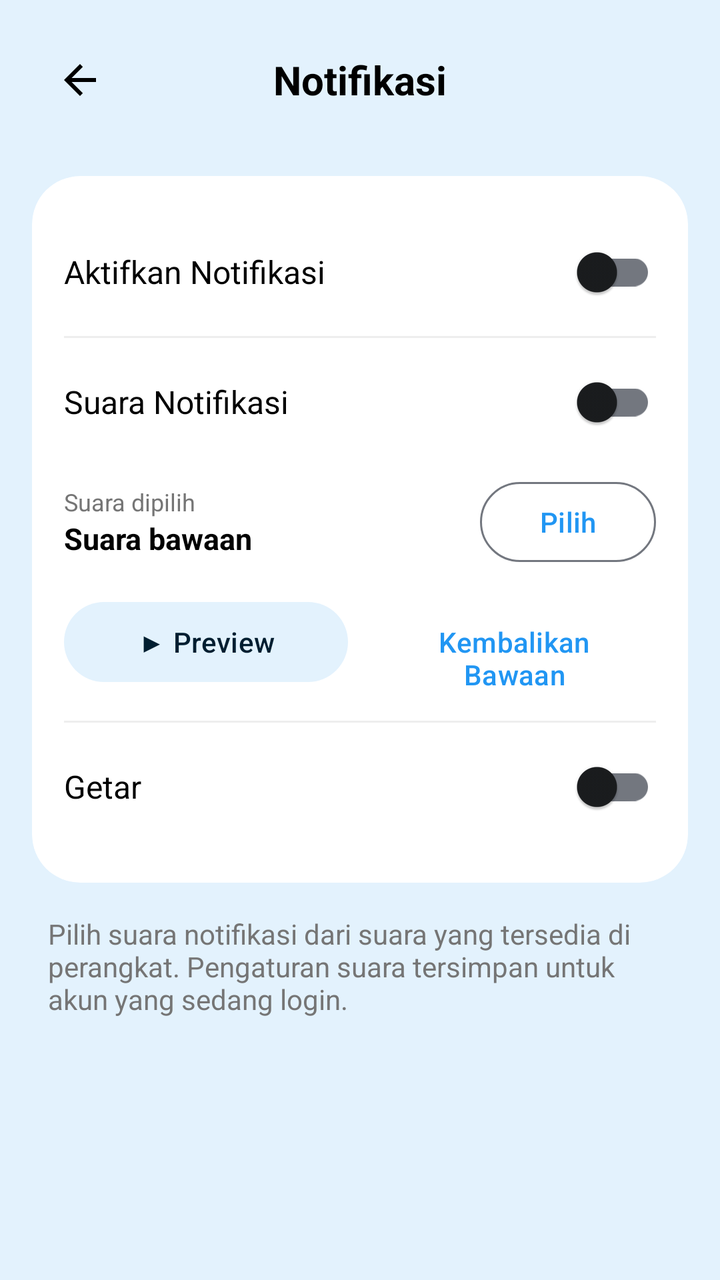
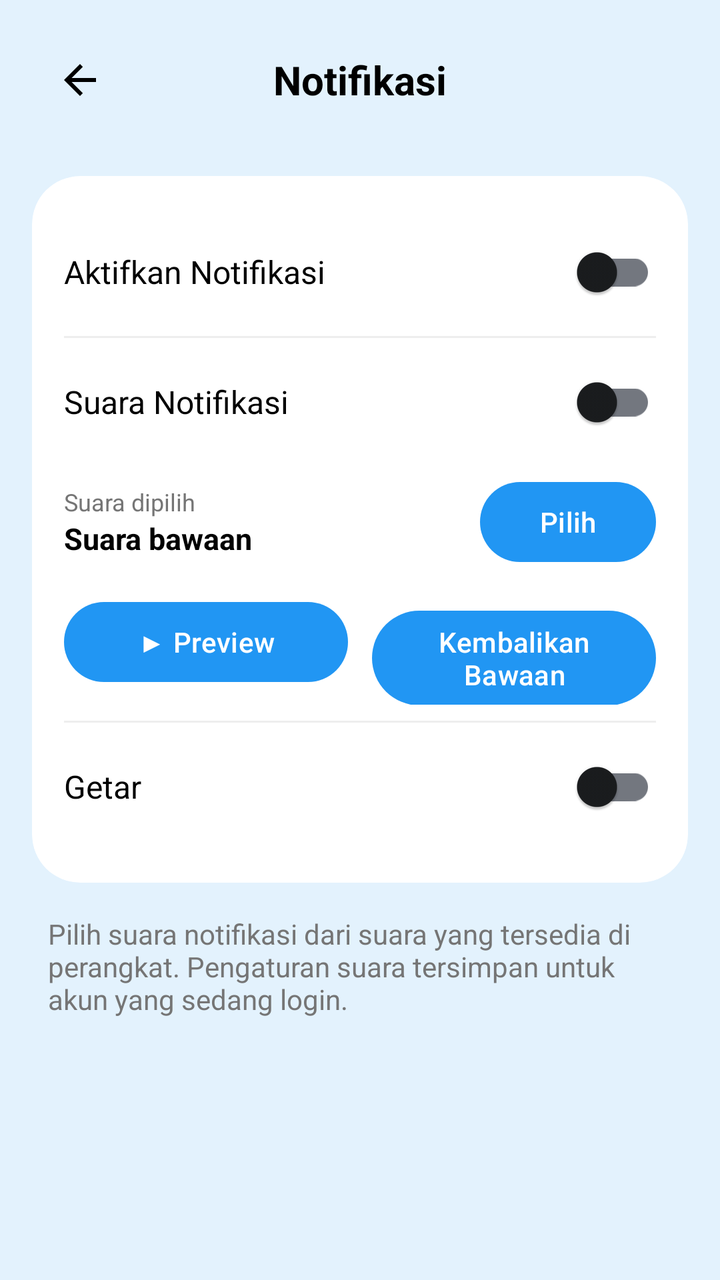

The first picture is an Android layout as it rendered before a commit; the second is the same layout after the commit. The layout source and the unified diff follow.
<!-- AndroidManifest.xml: application theme Theme.AQuadaily -->
<!-- res/layout/activity_notification_settings.xml -->
<?xml version="1.0" encoding="utf-8"?>
<ScrollView xmlns:android="http://schemas.android.com/apk/res/android"
    xmlns:app="http://schemas.android.com/apk/res-auto"
    android:layout_width="match_parent"
    android:layout_height="match_parent"
    android:background="#E3F2FD"
    android:fillViewport="true">

    <LinearLayout
        android:layout_width="match_parent"
        android:layout_height="wrap_content"
        android:orientation="vertical"
        android:padding="16dp">

        <RelativeLayout
            android:layout_width="match_parent"
            android:layout_height="wrap_content"
            android:layout_marginBottom="24dp">

            <ImageButton
                android:id="@+id/btnBack"
                android:layout_width="48dp"
                android:layout_height="48dp"
                android:background="?attr/selectableItemBackgroundBorderless"
                android:src="@drawable/ic_back"
                app:tint="@color/black" />

            <TextView
                android:layout_width="wrap_content"
                android:layout_height="wrap_content"
                android:layout_centerInParent="true"
                android:text="Notifikasi"
                android:textColor="@color/black"
                android:textSize="20sp"
                android:textStyle="bold" />
        </RelativeLayout>

        <androidx.cardview.widget.CardView
            android:layout_width="match_parent"
            android:layout_height="wrap_content"
            app:cardCornerRadius="24dp"
            app:cardElevation="0dp">

            <LinearLayout
                android:layout_width="match_parent"
                android:layout_height="wrap_content"
                android:orientation="vertical"
                android:padding="16dp">

                <RelativeLayout
                    android:layout_width="match_parent"
                    android:layout_height="wrap_content"
                    android:paddingVertical="8dp">

                    <TextView
                        android:layout_width="wrap_content"
                        android:layout_height="wrap_content"
                        android:layout_centerVertical="true"
                        android:text="Aktifkan Notifikasi"
                        android:textColor="@color/black"
                        android:textSize="16sp" />

                    <com.google.android.material.switchmaterial.SwitchMaterial
                        android:id="@+id/switchNotifications"
                        android:layout_width="wrap_content"
                        android:layout_height="wrap_content"
                        android:layout_alignParentEnd="true" />
                </RelativeLayout>

                <View
                    android:layout_width="match_parent"
                    android:layout_height="1dp"
                    android:background="#EEEEEE" />

                <RelativeLayout
                    android:layout_width="match_parent"
                    android:layout_height="wrap_content"
                    android:paddingVertical="8dp">

                    <TextView
                        android:layout_width="wrap_content"
                        android:layout_height="wrap_content"
                        android:layout_centerVertical="true"
                        android:text="Suara Notifikasi"
                        android:textColor="@color/black"
                        android:textSize="16sp" />

                    <com.google.android.material.switchmaterial.SwitchMaterial
                        android:id="@+id/switchSound"
                        android:layout_width="wrap_content"
                        android:layout_height="wrap_content"
                        android:layout_alignParentEnd="true" />
                </RelativeLayout>

                <LinearLayout
                    android:layout_width="match_parent"
                    android:layout_height="wrap_content"
                    android:gravity="center_vertical"
                    android:orientation="horizontal"
                    android:paddingTop="4dp"
                    android:paddingBottom="12dp">

                    <LinearLayout
                        android:layout_width="0dp"
                        android:layout_height="wrap_content"
                        android:layout_weight="1"
                        android:orientation="vertical">

                        <TextView
                            android:layout_width="wrap_content"
                            android:layout_height="wrap_content"
                            android:text="Suara dipilih"
                            android:textColor="#757575"
                            android:textSize="12sp" />

                        <TextView
                            android:id="@+id/tvSelectedSound"
                            android:layout_width="match_parent"
                            android:layout_height="wrap_content"
                            android:ellipsize="end"
                            android:maxLines="1"
                            android:text="Suara bawaan"
                            android:textColor="@color/black"
                            android:textSize="15sp"
                            android:textStyle="bold" />
                    </LinearLayout>

                    <com.google.android.material.button.MaterialButton
                        android:id="@+id/btnChooseSound"
                        style="@style/Widget.Material3.Button.OutlinedButton"
                        android:layout_width="wrap_content"
                        android:layout_height="wrap_content"
                        android:text="Pilih" />
                </LinearLayout>

                <LinearLayout
                    android:layout_width="match_parent"
                    android:layout_height="wrap_content"
                    android:orientation="horizontal"
                    android:paddingBottom="8dp">

                    <com.google.android.material.button.MaterialButton
                        android:id="@+id/btnPreviewSound"
                        style="@style/Widget.Material3.Button.TonalButton"
                        android:layout_width="0dp"
                        android:layout_height="wrap_content"
                        android:layout_marginEnd="6dp"
                        android:layout_weight="1"
                        android:text="▶ Preview" />

                    <com.google.android.material.button.MaterialButton
                        android:id="@+id/btnDefaultSound"
                        style="@style/Widget.Material3.Button.TextButton"
                        android:layout_width="0dp"
                        android:layout_height="wrap_content"
                        android:layout_marginStart="6dp"
                        android:layout_weight="1"
                        android:text="Kembalikan Bawaan" />
                </LinearLayout>

                <View
                    android:layout_width="match_parent"
                    android:layout_height="1dp"
                    android:background="#EEEEEE" />

                <RelativeLayout
                    android:layout_width="match_parent"
                    android:layout_height="wrap_content"
                    android:paddingVertical="8dp">

                    <TextView
                        android:layout_width="wrap_content"
                        android:layout_height="wrap_content"
                        android:layout_centerVertical="true"
                        android:text="Getar"
                        android:textColor="@color/black"
                        android:textSize="16sp" />

                    <com.google.android.material.switchmaterial.SwitchMaterial
                        android:id="@+id/switchVibration"
                        android:layout_width="wrap_content"
                        android:layout_height="wrap_content"
                        android:layout_alignParentEnd="true" />
                </RelativeLayout>

            </LinearLayout>
        </androidx.cardview.widget.CardView>

        <TextView
            android:layout_width="match_parent"
            android:layout_height="wrap_content"
            android:layout_marginTop="16dp"
            android:layout_marginHorizontal="8dp"
            android:text="Pilih suara notifikasi dari suara yang tersedia di perangkat. Pengaturan suara tersimpan untuk akun yang sedang login."
            android:textColor="#757575"
            android:textSize="14sp" />

    </LinearLayout>
</ScrollView>
<!-- resources referenced by this layout -->
<resources>
  <color name="black">#FF000000</color>
  <!-- drawable ic_back (drawable) -->
  <vector xmlns:android="http://schemas.android.com/apk/res/android"
      android:width="24dp"
      android:height="24dp"
      android:viewportWidth="24"
      android:viewportHeight="24">
      <path
          android:fillColor="@android:color/white"
          android:pathData="M20,11H7.83l5.59,-5.59L12,4l-8,8 8,8 1.41,-1.41L7.83,13H20V11Z"/>
  </vector>
  <style name="Theme.AQuadaily" parent="Base.Theme.AQuadaily" />
  <style name="Base.Theme.AQuadaily" parent="Theme.Material3.Light.NoActionBar">
          
          <item name="colorPrimary">@color/primary</item>
          <item name="colorOnPrimary">@color/white</item>
          <item name="colorPrimaryContainer">#D1E4FF</item>
          <item name="colorOnPrimaryContainer">#001D36</item>
          <item name="colorSecondary">@color/accent</item>
          <item name="colorOnSecondary">@color/white</item>
          <item name="colorSecondaryContainer">#E3F2FD</item>
          <item name="colorOnSecondaryContainer">#001E30</item>
          <item name="colorTertiary">#03A9F4</item>
          <item name="colorOnTertiary">@color/white</item>
          <item name="colorTertiaryContainer">#E1F5FE</item>
          <item name="colorOnTertiaryContainer">#01579B</item>
          <item name="colorSurface">@color/white</item>
          <item name="colorOnSurface">#1A1C1E</item>
          <item name="colorOutline">#73777F</item>
  
          <item name="android:statusBarColor">@color/primary</item>
          <item name="android:windowLightStatusBar">false</item>
      </style>
  <color name="primary">#2196F3</color>
  <color name="white">#FFFFFFFF</color>
  <color name="accent">#03A9F4</color>
</resources>

<!-- the commit's change to res/layout/activity_notification_settings.xml (unified diff, before → after) -->
@@ -127,7 +127,6 @@
 
                     <com.google.android.material.button.MaterialButton
                         android:id="@+id/btnChooseSound"
-                        style="@style/Widget.Material3.Button.OutlinedButton"
                         android:layout_width="wrap_content"
                         android:layout_height="wrap_content"
                         android:text="Pilih" />
@@ -141,7 +140,6 @@
 
                     <com.google.android.material.button.MaterialButton
                         android:id="@+id/btnPreviewSound"
-                        style="@style/Widget.Material3.Button.TonalButton"
                         android:layout_width="0dp"
                         android:layout_height="wrap_content"
                         android:layout_marginEnd="6dp"
@@ -150,7 +148,6 @@
 
                     <com.google.android.material.button.MaterialButton
                         android:id="@+id/btnDefaultSound"
-                        style="@style/Widget.Material3.Button.TextButton"
                         android:layout_width="0dp"
                         android:layout_height="wrap_content"
                         android:layout_marginStart="6dp"
